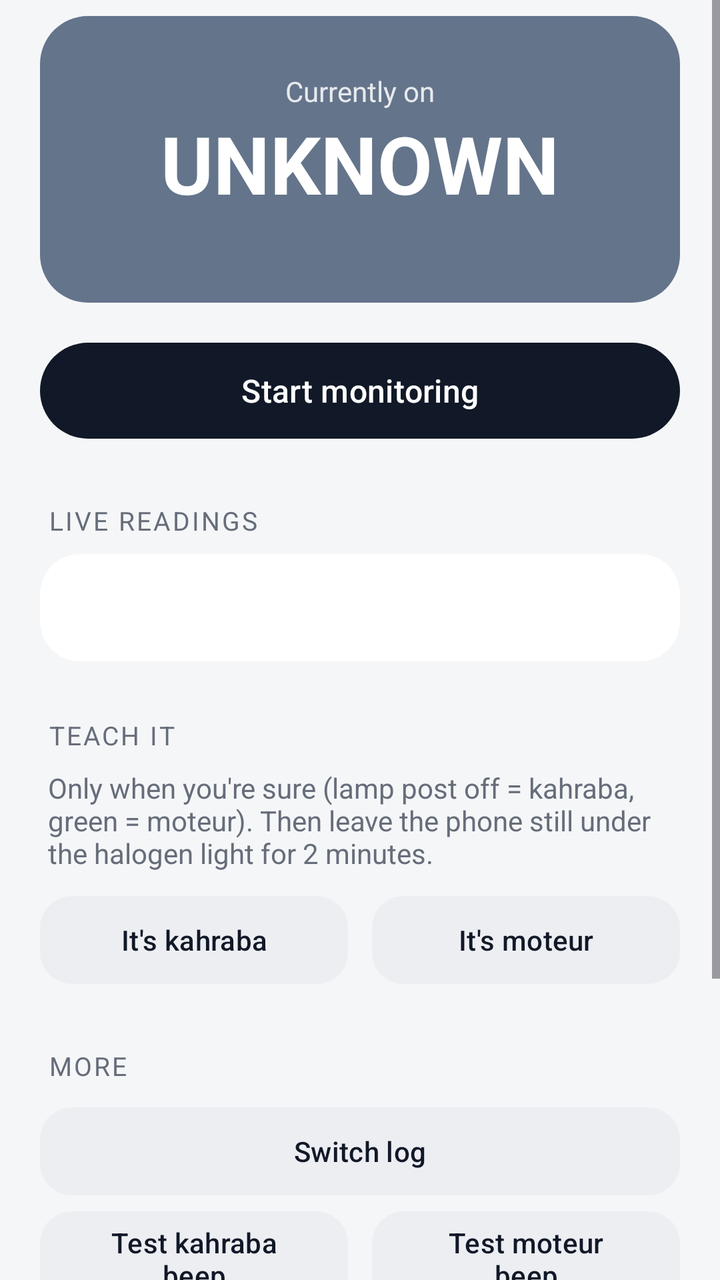
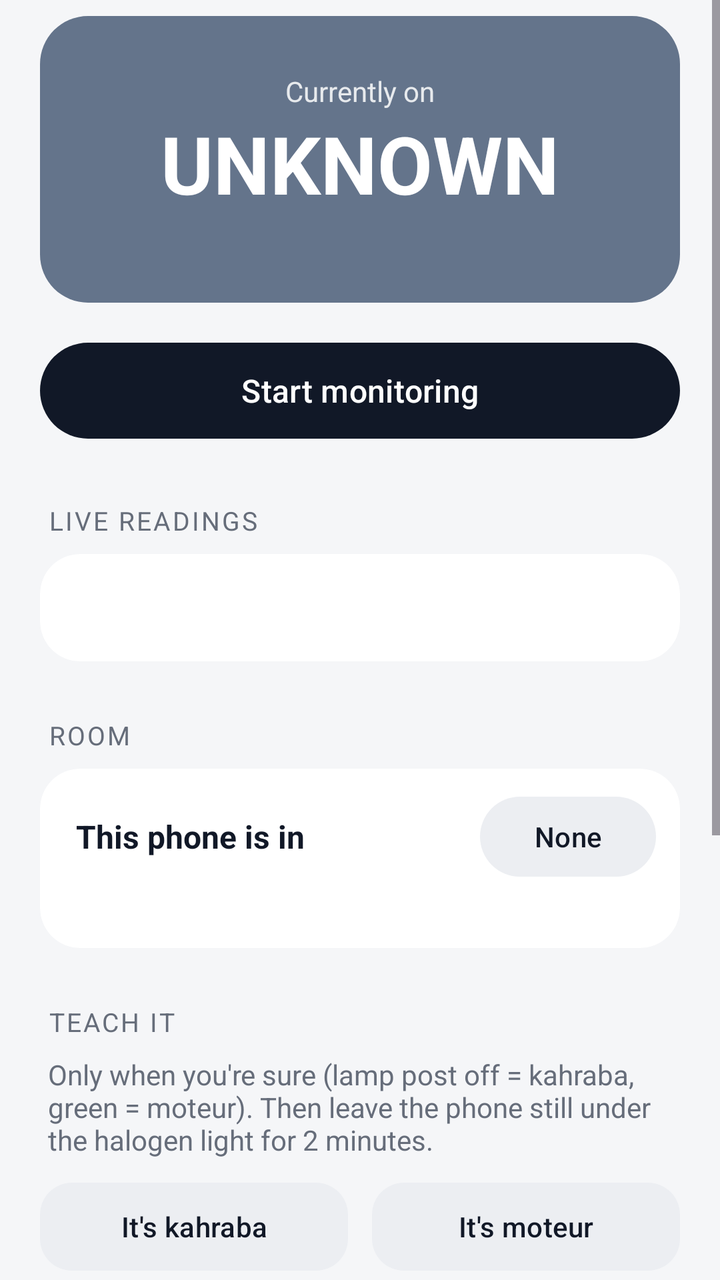

An Android layout rendered at two revisions. The XML below is the earlier revision; the diff shows what the commit changed to produce the second picture.
<!-- AndroidManifest.xml: application theme AppTheme -->
<!-- res/layout/activity_monitor.xml -->
<?xml version="1.0" encoding="utf-8"?>
<ScrollView xmlns:android="http://schemas.android.com/apk/res/android"
    android:layout_width="match_parent"
    android:layout_height="match_parent"
    android:background="?attr/appBg">

    <LinearLayout
        android:layout_width="match_parent"
        android:layout_height="wrap_content"
        android:orientation="vertical"
        android:paddingStart="20dp"
        android:paddingTop="8dp"
        android:paddingEnd="20dp"
        android:paddingBottom="24dp">

        <LinearLayout
            android:id="@+id/stateBox"
            android:layout_width="match_parent"
            android:layout_height="wrap_content"
            android:background="@drawable/rounded_box"
            android:gravity="center"
            android:orientation="vertical"
            android:paddingTop="28dp"
            android:paddingBottom="24dp">

            <TextView
                android:id="@+id/stateLabel"
                android:layout_width="wrap_content"
                android:layout_height="wrap_content"
                android:alpha="0.85"
                android:text="Currently on"
                android:textColor="#FFFFFF"
                android:textSize="14sp" />

            <TextView
                android:id="@+id/stateText"
                android:layout_width="wrap_content"
                android:layout_height="wrap_content"
                android:text="UNKNOWN"
                android:textColor="#FFFFFF"
                android:textSize="40sp"
                android:textStyle="bold" />

            <TextView
                android:id="@+id/sinceText"
                android:layout_width="wrap_content"
                android:layout_height="wrap_content"
                android:alpha="0.85"
                android:gravity="center"
                android:paddingStart="16dp"
                android:paddingEnd="16dp"
                android:textColor="#FFFFFF"
                android:textSize="14sp" />
        </LinearLayout>

        <TextView
            android:id="@+id/messageText"
            android:layout_width="match_parent"
            android:layout_height="wrap_content"
            android:layout_marginTop="12dp"
            android:background="@drawable/note_box"
            android:padding="14dp"
            android:textColor="@color/note_text"
            android:textSize="14sp"
            android:visibility="gone" />

        <com.google.android.material.button.MaterialButton
            android:id="@+id/startStop"
            style="@style/PrimaryButton"
            android:layout_width="match_parent"
            android:layout_height="wrap_content"
            android:layout_marginTop="16dp"
            android:text="Start monitoring" />

        <TextView
            style="@style/SectionLabel"
            android:layout_width="wrap_content"
            android:layout_height="wrap_content"
            android:text="Live readings" />

        <com.google.android.material.card.MaterialCardView
            style="@style/Card"
            android:layout_width="match_parent"
            android:layout_height="wrap_content">

            <TextView
                android:id="@+id/detailText"
                android:layout_width="match_parent"
                android:layout_height="wrap_content"
                android:fontFamily="monospace"
                android:lineSpacingExtra="4dp"
                android:padding="18dp"
                android:textColor="?attr/appText"
                android:textSize="13sp" />
        </com.google.android.material.card.MaterialCardView>

        <TextView
            style="@style/SectionLabel"
            android:layout_width="wrap_content"
            android:layout_height="wrap_content"
            android:text="Teach it" />

        <TextView
            android:layout_width="match_parent"
            android:layout_height="wrap_content"
            android:layout_marginStart="4dp"
            android:layout_marginBottom="8dp"
            android:text="Only when you're sure (lamp post off = kahraba, green = moteur). Then leave the phone still under the halogen light for 2 minutes."
            android:textColor="?attr/appMuted"
            android:textSize="14sp" />

        <LinearLayout
            android:layout_width="match_parent"
            android:layout_height="wrap_content"
            android:orientation="horizontal">

            <com.google.android.material.button.MaterialButton
                android:id="@+id/setKahraba"
                style="@style/TonalButton"
                android:layout_width="0dp"
                android:layout_height="wrap_content"
                android:layout_marginEnd="6dp"
                android:layout_weight="1"
                android:text="It's kahraba" />

            <com.google.android.material.button.MaterialButton
                android:id="@+id/setMoteur"
                style="@style/TonalButton"
                android:layout_width="0dp"
                android:layout_height="wrap_content"
                android:layout_marginStart="6dp"
                android:layout_weight="1"
                android:text="It's moteur" />
        </LinearLayout>

        <TextView
            style="@style/SectionLabel"
            android:layout_width="wrap_content"
            android:layout_height="wrap_content"
            android:text="More" />

        <com.google.android.material.button.MaterialButton
            android:id="@+id/openLog"
            style="@style/TonalButton"
            android:layout_width="match_parent"
            android:layout_height="wrap_content"
            android:text="Switch log" />

        <LinearLayout
            android:layout_width="match_parent"
            android:layout_height="wrap_content"
            android:orientation="horizontal">

            <com.google.android.material.button.MaterialButton
                android:id="@+id/testKahraba"
                style="@style/TonalButton"
                android:layout_width="0dp"
                android:layout_height="wrap_content"
                android:layout_marginEnd="6dp"
                android:layout_weight="1"
                android:text="Test kahraba beep" />

            <com.google.android.material.button.MaterialButton
                android:id="@+id/testMoteur"
                style="@style/TonalButton"
                android:layout_width="0dp"
                android:layout_height="wrap_content"
                android:layout_marginStart="6dp"
                android:layout_weight="1"
                android:text="Test moteur beep" />
        </LinearLayout>

        <com.google.android.material.button.MaterialButton
            android:id="@+id/silence"
            style="@style/TonalButton"
            android:layout_width="match_parent"
            android:layout_height="wrap_content"
            android:text="Stop beeping" />

        <com.google.android.material.button.MaterialButton
            android:id="@+id/shareData"
            style="@style/TonalButton"
            android:layout_width="match_parent"
            android:layout_height="wrap_content"
            android:text="Share recordings" />

        <com.google.android.material.button.MaterialButton
            android:id="@+id/battery"
            style="@style/TonalButton"
            android:layout_width="match_parent"
            android:layout_height="wrap_content"
            android:text="Allow running in background" />
    </LinearLayout>
</ScrollView>
<!-- resources referenced by this layout -->
<resources>
  <color name="note_text">#78350F</color>
  <!-- drawable note_box (drawable) -->
  <?xml version="1.0" encoding="utf-8"?>
  <shape xmlns:android="http://schemas.android.com/apk/res/android" android:shape="rectangle">
      <solid android:color="@color/note_bg" />
      <corners android:radius="16dp" />
  </shape>
  <!-- drawable rounded_box (drawable) -->
  <?xml version="1.0" encoding="utf-8"?>
  <shape xmlns:android="http://schemas.android.com/apk/res/android" android:shape="rectangle">
      <solid android:color="@color/idle" />
      <corners android:radius="24dp" />
  </shape>
  <style name="Card">
          <item name="cardCornerRadius">20dp</item>
          <item name="cardElevation">0dp</item>
          <item name="strokeWidth">0dp</item>
          <item name="cardBackgroundColor">?attr/appSurface</item>
      </style>
  <style name="PrimaryButton" parent="Widget.Material3.Button">
          <item name="android:minHeight">56dp</item>
          <item name="cornerRadius">28dp</item>
          <item name="android:textSize">16sp</item>
      </style>
  <style name="SectionLabel">
          <item name="android:textSize">13sp</item>
          <item name="android:textColor">?attr/appMuted</item>
          <item name="android:letterSpacing">0.08</item>
          <item name="android:textAllCaps">true</item>
          <item name="android:layout_marginTop">28dp</item>
          <item name="android:layout_marginBottom">8dp</item>
          <item name="android:layout_marginStart">4dp</item>
      </style>
  <style name="TonalButton" parent="Widget.Material3.Button.TonalButton">
          <item name="android:minHeight">52dp</item>
          <item name="cornerRadius">16dp</item>
      </style>
  <color name="note_bg">#FEF3C7</color>
  <color name="idle">#64748B</color>
  <color name="ink">#111827</color>
  <color name="on_ink">#FFFFFF</color>
  <color name="surface_alt">#ECEEF2</color>
  <color name="text">#111827</color>
  <color name="kahraba">#059669</color>
  <color name="bg">#F5F6F8</color>
  <color name="outline">#E2E5EA</color>
  <color name="p_graphite_bg">#F5F6F8</color>
  <color name="p_graphite_surface">#FFFFFF</color>
  <color name="p_graphite_alt">#ECEEF2</color>
  <color name="p_graphite_ink">#111827</color>
  <color name="p_graphite_onink">#FFFFFF</color>
  <color name="p_graphite_text">#111827</color>
  <color name="p_graphite_muted">#666D7A</color>
  <color name="p_graphite_outline">#E2E5EA</color>
  <color name="p_graphite_ring">#FACC15</color>
  <!-- unchanged entries left out for length: 1 -->
</resources>

<!-- the commit's change to res/layout/activity_monitor.xml (unified diff, before → after) -->
@@ -98,6 +98,60 @@
             style="@style/SectionLabel"
             android:layout_width="wrap_content"
             android:layout_height="wrap_content"
+            android:text="Room" />
+
+        <com.google.android.material.card.MaterialCardView
+            style="@style/Card"
+            android:layout_width="match_parent"
+            android:layout_height="wrap_content">
+
+            <LinearLayout
+                android:layout_width="match_parent"
+                android:layout_height="wrap_content"
+                android:orientation="vertical"
+                android:paddingStart="18dp"
+                android:paddingTop="10dp"
+                android:paddingEnd="12dp"
+                android:paddingBottom="14dp">
+
+                <LinearLayout
+                    android:layout_width="match_parent"
+                    android:layout_height="wrap_content"
+                    android:gravity="center_vertical"
+                    android:orientation="horizontal">
+
+                    <TextView
+                        android:layout_width="0dp"
+                        android:layout_height="wrap_content"
+                        android:layout_weight="1"
+                        android:text="This phone is in"
+                        android:textColor="?attr/appText"
+                        android:textSize="16sp"
+                        android:textStyle="bold" />
+
+                    <com.google.android.material.button.MaterialButton
+                        android:id="@+id/monitorRoomButton"
+                        style="@style/Widget.Material3.Button.TonalButton"
+                        android:layout_width="wrap_content"
+                        android:layout_height="wrap_content"
+                        android:text="None" />
+                </LinearLayout>
+
+                <TextView
+                    android:id="@+id/monitorRoomInfo"
+                    android:layout_width="match_parent"
+                    android:layout_height="wrap_content"
+                    android:layout_marginEnd="6dp"
+                    android:lineSpacingExtra="2dp"
+                    android:textColor="?attr/appMuted"
+                    android:textSize="13sp" />
+            </LinearLayout>
+        </com.google.android.material.card.MaterialCardView>
+
+        <TextView
+            style="@style/SectionLabel"
+            android:layout_width="wrap_content"
+            android:layout_height="wrap_content"
             android:text="Teach it" />
 
         <TextView
